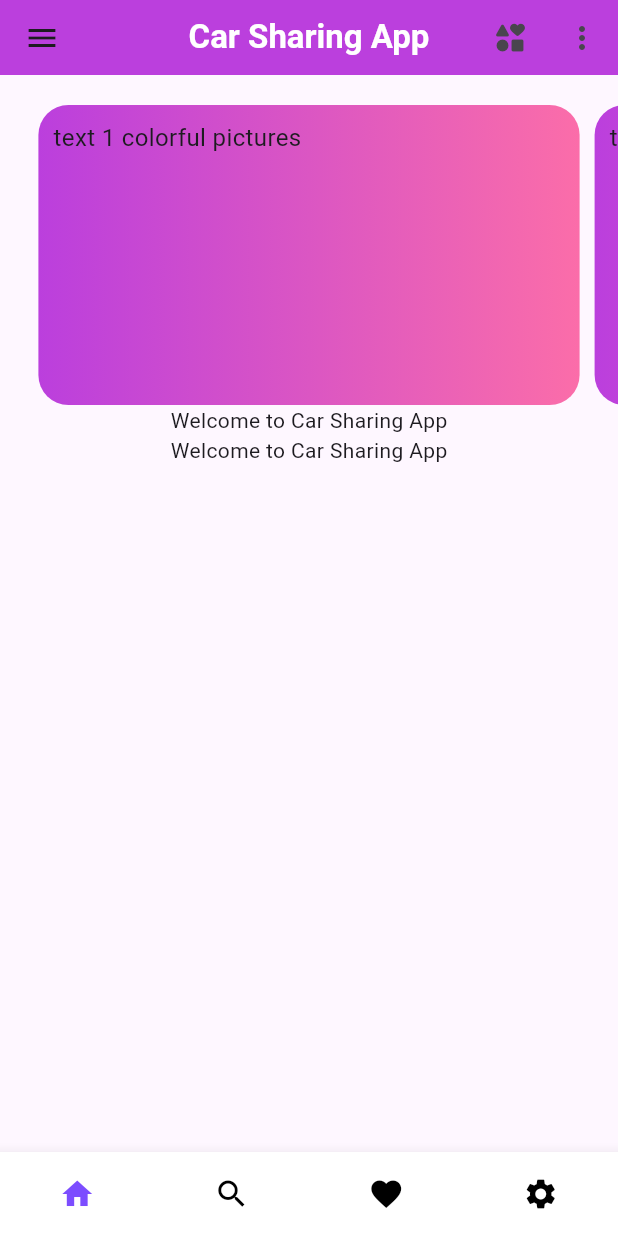
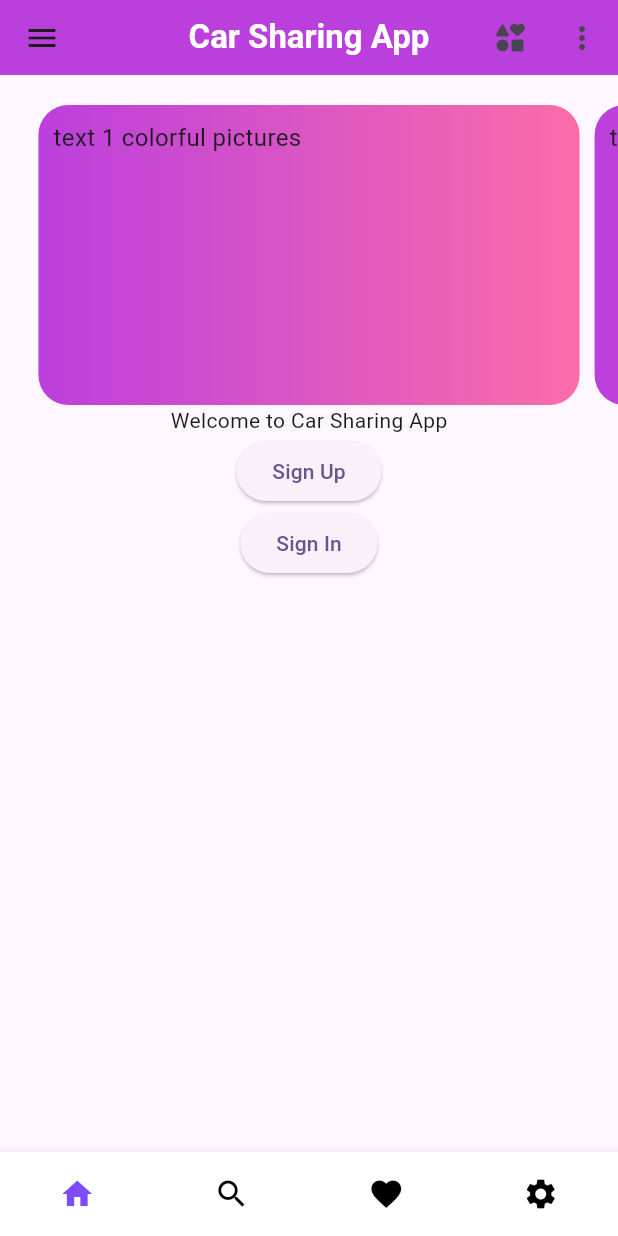
Before and after one commit to gauss2302/Car_Now, a Flutter app: the screen it shows after launch, on a phone screen of 412 x 824 dp. Run offline on Flutter 3.47's test engine with Material 3 defaults, Android fonts, the phone set to English and light mode, and no system bars; drawn by our look-alikes of animated_bottom_navigation_bar, flutter_carousel_widget; our stand-ins replace bloc, equatable, flutter_bloc.

```diff
--- a/lib/main.dart
+++ b/lib/main.dart
@@ -87,8 +87,29 @@ class MyHomePage extends StatelessWidget {
                     Text(
                       'Welcome to Car Sharing App',
                     ),
-                    Text(
-                      'Welcome to Car Sharing App',
+                    Column(
+                      children: [
+                        ElevatedButton(
+                          onPressed: () {
+                            Navigator.push(
+                              context,
+                              MaterialPageRoute(
+                                  builder: (context) => const SignUpPage()),
+                            );
+                          },
+                          child: const Text('Sign Up'),
+                        ),
+                        ElevatedButton(
+                          onPressed: () {
+                            Navigator.push(
+                              context,
+                              MaterialPageRoute(
+                                  builder: (context) => const SignUpPage()),
+                            );
+                          },
+                          child: const Text('Sign In'),
+                        ),
+                      ],
                     ),
                   ],
                 ),
```
